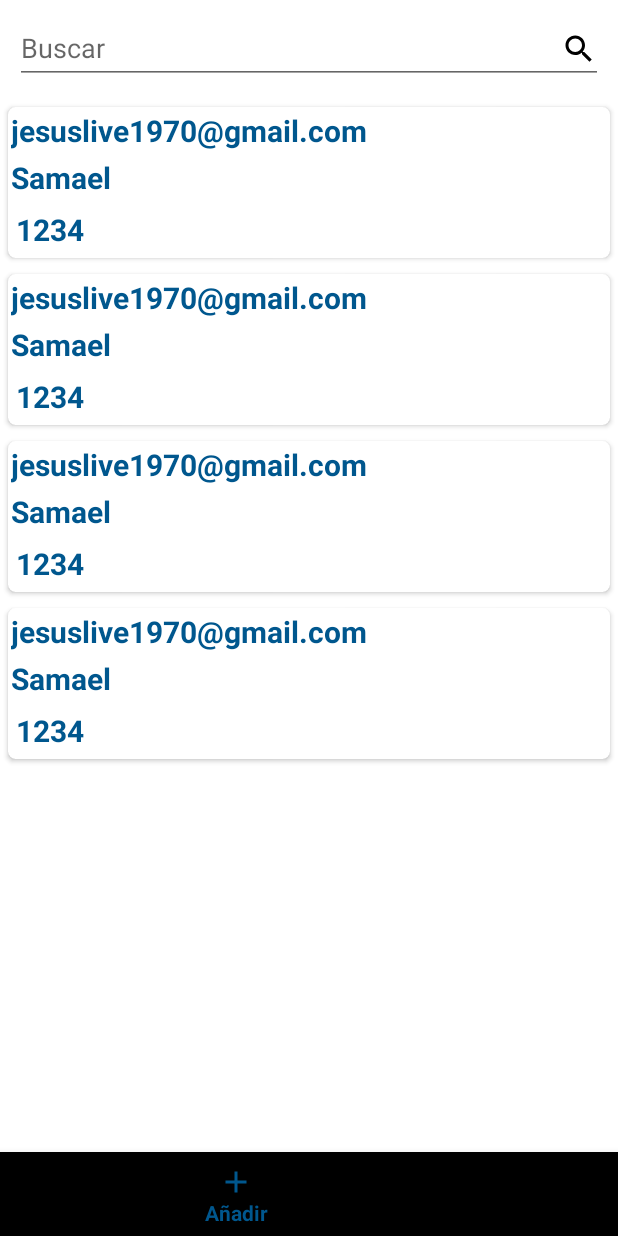
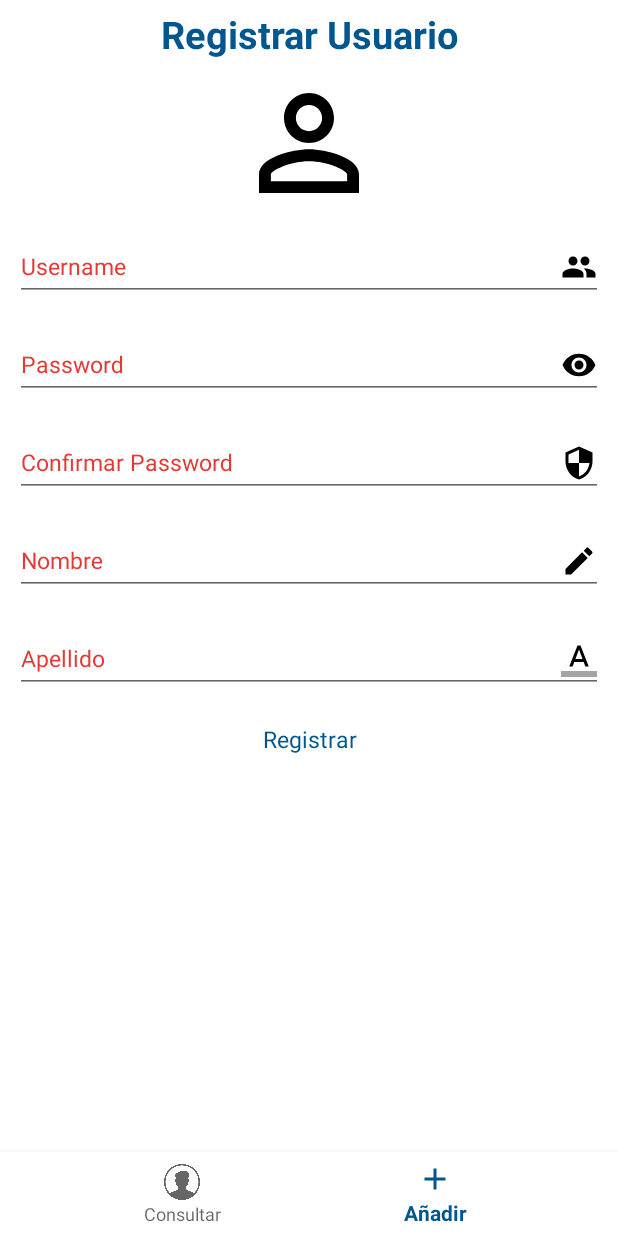
Before and after one commit to Sammy7248/MiTiendita, an Android app: the fragment Usuarios shown on its own in the app's theme, item 2 of the bottom bar chosen, on a phone screen of 412 x 824 dp. Run offline under Robolectric (Android 15) with nearby library versions, the light colour scheme and no system bars; our stand-ins replace Firebase (no records; nobody signed in at launch, a user with empty details on screens opened directly).

Commit message:
Add form for user registration in firebase, read database records and display them in cardview

```diff
--- /dev/null
+++ b/app/src/main/java/com/navigation/samael_pc/navigation/Add_user.java
@@ -0,0 +1,82 @@
+package com.navigation.samael_pc.navigation;
+
+import android.content.Context;
+import android.net.Uri;
+import android.os.Bundle;
+import android.support.design.widget.TextInputEditText;
+import android.support.v4.app.Fragment;
+import android.view.LayoutInflater;
+import android.view.View;
+import android.view.ViewGroup;
+import android.widget.TextView;
+import android.widget.Toast;
+
+import com.google.firebase.database.DatabaseReference;
+
+
+public class Add_user extends Fragment {
+
+    General general = General.getInstance();
+    DatabaseReference child;
+    TextInputEditText username, password, nombre, apellido, confirm_password;
+    TextView register;
+
+    @Override
+    public View onCreateView(LayoutInflater inflater, ViewGroup container,
+                             Bundle savedInstanceState) {
+        // Inflate the layout for this fragment
+        final View view = inflater.inflate(R.layout.fragment_add_user, container, false);
+        child = general.reference.child("Usuarios");
+        username = view.findViewById(R.id.username);
+        password = view.findViewById(R.id.user_password);
+        nombre = view.findViewById(R.id.name);
+        apellido = view.findViewById(R.id.apellido_user);
+        register = view.findViewById(R.id.user_register);
+        confirm_password = view.findViewById(R.id.user_confirm_password);
+
+        register.setOnClickListener(new View.OnClickListener() {
+            @Override
+            public void onClick(View v) {
+                Usuario user = new Usuario(username.getText().toString(), password.getText().toString(), nombre.getText().toString(), apellido.getText().toString(), 1, false);
+                if(username.getText().toString().isEmpty()){
+                    username.setError("Vacio");
+                }
+                if(password.getText().toString().isEmpty()){
+                    password.setError("Vacio");
+                }
+                if(nombre.getText().toString().isEmpty()){
+                    nombre.setError("Vacio");
+                }
+                if(apellido.getText().toString().isEmpty()){
+                    apellido.setError("Vacio");
+                }
+                if(confirm_password.getText().toString().isEmpty()){
+                    confirm_password.setError("Vacio");
+                }
+                if(password.getText().toString().equals(confirm_password.getText().toString())){
+                    child.push().setValue(user);
+                    username.setText("");
+                    password.setText("");
+                    nombre.setText("");
+                    apellido.setText("");
+                    username.requestFocus();
+                    confirm_password.setText("");
+                    Toast.makeText(v.getContext(), "Usuario registrado correctamente", Toast.LENGTH_LONG).show();
+                }
+                else{
+                    Toast.makeText(view.getContext(), "Las contraseñas no son iguales", Toast.LENGTH_LONG).show();
+                    username.setText("");
+                    password.setText("");
+                    nombre.setText("");
+                    apellido.setText("");
+                    username.requestFocus();
+                    confirm_password.setText("");
+                }
+            }
+        });
+
+
+
+        return view;
+    }
+}
--- a/app/src/main/java/com/navigation/samael_pc/navigation/Consulta_User.java
+++ b/app/src/main/java/com/navigation/samael_pc/navigation/Consulta_User.java
@@ -2,12 +2,22 @@ package com.navigation.samael_pc.navigation;
 
 
 import android.os.Bundle;
+import android.support.annotation.NonNull;
 import android.support.v4.app.Fragment;
 import android.support.v7.widget.LinearLayoutManager;
 import android.support.v7.widget.RecyclerView;
+import android.util.Log;
 import android.view.LayoutInflater;
 import android.view.View;
 import android.view.ViewGroup;
+import android.widget.Toast;
+
+import com.google.firebase.database.DataSnapshot;
+import com.google.firebase.database.DatabaseError;
+import com.google.firebase.database.DatabaseReference;
+import com.google.firebase.database.FirebaseDatabase;
+import com.google.firebase.database.Query;
+import com.google.firebase.database.ValueEventListener;
 
 import java.util.ArrayList;
 import java.util.List;
@@ -21,7 +31,8 @@ public class Consulta_User extends Fragment {
 
     RecyclerView recycler_user;
     UserAdapter adapter;
-    List<Usuario> user_list;
+    General general = General.getInstance();
+    ArrayList<Usuario> all_users;
 
     public Consulta_User() {
         // Required empty public constructor
@@ -32,18 +43,38 @@ public class Consulta_User extends Fragment {
     public View onCreateView(LayoutInflater inflater, ViewGroup container,
                              Bundle savedInstanceState) {
         // Inflate the layout for this fragment
-        View view = inflater.inflate(R.layout.fragment_consulta__user, container, false);
-        user_list = new ArrayList<>();
+        final View view = inflater.inflate(R.layout.fragment_consulta__user, container, false);
+        all_users = new ArrayList<>();
         recycler_user = view.findViewById(R.id.recycler_users);
         //recycler_user.setHasFixedSize(true);
         recycler_user.setLayoutManager(new LinearLayoutManager(view.getContext()));
-        user_list.add(new Usuario("jesuslive1970@gmail.com", "Molj7248", "Samael", "Mora Lemus", 1234));
-        user_list.add(new Usuario("jesuslive1970@gmail.com", "Molj7248", "Samael", "Mora Lemus", 1234));
-        user_list.add(new Usuario("jesuslive1970@gmail.com", "Molj7248", "Samael", "Mora Lemus", 1234));
-        user_list.add(new Usuario("jesuslive1970@gmail.com", "Molj7248", "Samael", "Mora Lemus", 1234));
+        final ArrayList<Usuario> users = new ArrayList<>();
+        //Se hace la referencia al objeto de la bd
+        FirebaseDatabase database = FirebaseDatabase.getInstance();
+        DatabaseReference ref = database.getReference("Usuarios");
 
-        adapter = new UserAdapter(view.getContext(), user_list);
-        recycler_user.setAdapter(adapter);
+        //Query query = ref.child("Samael");
+        ref.addValueEventListener(new ValueEventListener() {
+            @Override
+            public void onDataChange(@NonNull DataSnapshot dataSnapshot) {
+                //Usuario user = dataSnapshot.getValue(Usuario.class);
+
+                for(DataSnapshot user_object: dataSnapshot.getChildren()){
+                    Usuario user = user_object.getValue(Usuario.class);
+                    //Log.i("Valor",user.getName());
+                    all_users.add(user);
+                }
+                adapter = new UserAdapter(view.getContext(), all_users);
+                recycler_user.setAdapter(adapter);
+
+            }
+
+            @Override
+            public void onCancelled(@NonNull DatabaseError databaseError) {
+
+            }
+        });
+
         return view;
     }
 
--- a/app/src/main/java/com/navigation/samael_pc/navigation/Home.java
+++ b/app/src/main/java/com/navigation/samael_pc/navigation/Home.java
@@ -28,8 +28,8 @@ public class Home extends Fragment {
     Button send;
     TextView show_text;
     EditText edit;
-    DatabaseReference reference = FirebaseDatabase.getInstance().getReference();
-    DatabaseReference myChild = reference.child("Mensaje");
+    //DatabaseReference reference = FirebaseDatabase.getInstance().getReference();
+    //DatabaseReference myChild = reference.child("Mensaje");
     CardView usuarios, productos, faltantes, estadisticas, bitacora;
     MenuItem item;
     General general;
@@ -102,7 +102,7 @@ public class Home extends Fragment {
         });
         /*-----------------------*/
 
-        reference.addValueEventListener(new ValueEventListener() {
+        general.reference.addValueEventListener(new ValueEventListener() {
             @Override
             public void onDataChange(@NonNull DataSnapshot dataSnapshot) {
 
--- a/app/src/main/java/com/navigation/samael_pc/navigation/Usuarios.java
+++ b/app/src/main/java/com/navigation/samael_pc/navigation/Usuarios.java
@@ -46,16 +46,16 @@ public class Usuarios extends Fragment {
                 }
 
                 if(id == R.id.add_user){
-                    Toast.makeText(getActivity(), "Añadir", Toast.LENGTH_LONG).show();
+                    manager.beginTransaction().replace(R.id.cont_user, new Add_user()).commit();
                 }
 
-                if(id == R.id.remove_user){
+                /*if(id == R.id.remove_user){
                     Toast.makeText(getActivity(), "Eliminar", Toast.LENGTH_LONG).show();
                 }
 
                 if(id == R.id.edit_user){
                     Toast.makeText(getActivity(), "Editar", Toast.LENGTH_LONG).show();
-                }
+                }*/
                 return true;
             }
         });
--- /dev/null
+++ b/app/src/main/res/drawable/ic_apellido.xml
@@ -0,0 +1,13 @@
+<vector xmlns:android="http://schemas.android.com/apk/res/android"
+        android:width="24dp"
+        android:height="24dp"
+        android:viewportWidth="24.0"
+        android:viewportHeight="24.0">
+    <path
+        android:fillColor="#FF000000"
+        android:pathData="M0,20h24v4H0z"
+        android:fillAlpha=".36"/>
+    <path
+        android:fillColor="#FF000000"
+        android:pathData="M11,3L5.5,17h2.25l1.12,-3h6.25l1.12,3h2.25L13,3h-2zM9.62,12L12,5.67 14.38,12L9.62,12z"/>
+</vector>
--- /dev/null
+++ b/app/src/main/res/drawable/ic_remove_red_eye_black_24dp.xml
@@ -0,0 +1,9 @@
+<vector xmlns:android="http://schemas.android.com/apk/res/android"
+        android:width="24dp"
+        android:height="24dp"
+        android:viewportWidth="24.0"
+        android:viewportHeight="24.0">
+    <path
+        android:fillColor="#FF000000"
+        android:pathData="M12,4.5C7,4.5 2.73,7.61 1,12c1.73,4.39 6,7.5 11,7.5s9.27,-3.11 11,-7.5c-1.73,-4.39 -6,-7.5 -11,-7.5zM12,17c-2.76,0 -5,-2.24 -5,-5s2.24,-5 5,-5 5,2.24 5,5 -2.24,5 -5,5zM12,9c-1.66,0 -3,1.34 -3,3s1.34,3 3,3 3,-1.34 3,-3 -1.34,-3 -3,-3z"/>
+</vector>
--- /dev/null
+++ b/app/src/main/res/drawable/ic_security.xml
@@ -0,0 +1,9 @@
+<vector xmlns:android="http://schemas.android.com/apk/res/android"
+        android:width="24dp"
+        android:height="24dp"
+        android:viewportWidth="24.0"
+        android:viewportHeight="24.0">
+    <path
+        android:fillColor="#FF000000"
+        android:pathData="M12,1L3,5v6c0,5.55 3.84,10.74 9,12 5.16,-1.26 9,-6.45 9,-12L21,5l-9,-4zM12,11.99h7c-0.53,4.12 -3.28,7.79 -7,8.94L12,12L5,12L5,6.3l7,-3.11v8.8z"/>
+</vector>
--- /dev/null
+++ b/app/src/main/res/drawable/ic_user_reg.xml
@@ -0,0 +1,9 @@
+<vector xmlns:android="http://schemas.android.com/apk/res/android"
+        android:width="24dp"
+        android:height="24dp"
+        android:viewportWidth="24.0"
+        android:viewportHeight="24.0">
+    <path
+        android:fillColor="#FF000000"
+        android:pathData="M12,5.9c1.16,0 2.1,0.94 2.1,2.1s-0.94,2.1 -2.1,2.1S9.9,9.16 9.9,8s0.94,-2.1 2.1,-2.1m0,9c2.97,0 6.1,1.46 6.1,2.1v1.1L5.9,18.1L5.9,17c0,-0.64 3.13,-2.1 6.1,-2.1M12,4C9.79,4 8,5.79 8,8s1.79,4 4,4 4,-1.79 4,-4 -1.79,-4 -4,-4zM12,13c-2.67,0 -8,1.34 -8,4v3h16v-3c0,-2.66 -5.33,-4 -8,-4z"/>
+</vector>
--- /dev/null
+++ b/app/src/main/res/layout/fragment_add_user.xml
@@ -0,0 +1,132 @@
+<?xml version="1.0" encoding="utf-8"?>
+<LinearLayout xmlns:android="http://schemas.android.com/apk/res/android"
+    xmlns:tools="http://schemas.android.com/tools"
+    android:layout_width="match_parent"
+    android:layout_height="match_parent"
+    android:orientation="vertical"
+    android:background="@color/white"
+    tools:context=".Add_user">
+
+    <TextView
+        android:layout_width="match_parent"
+        android:layout_height="wrap_content"
+        android:text="Registrar Usuario"
+        android:textSize="25dp"
+        android:gravity="center"
+        android:layout_margin="5dp"
+        android:textColor="@color/colorPrimary"
+        android:textStyle="bold"
+        >
+    </TextView>
+
+    <ImageView
+        android:layout_width="100dp"
+        android:layout_height="100dp"
+        android:src="@drawable/ic_user_reg"
+        android:layout_gravity="center"
+        >
+    </ImageView>
+
+    <android.support.design.widget.TextInputLayout
+        android:layout_width="match_parent"
+        android:layout_height="wrap_content"
+        >
+
+        <android.support.design.widget.TextInputEditText
+            android:id="@+id/username"
+            android:layout_width="match_parent"
+            android:layout_height="wrap_content"
+            android:layout_margin="10dp"
+            android:drawableRight="@drawable/ic_users"
+            android:hint="Username"
+            android:textColor="@color/colorPrimary"
+            android:inputType="textEmailAddress"
+            android:textSize="15dp"></android.support.design.widget.TextInputEditText>
+
+    </android.support.design.widget.TextInputLayout>
+
+    <android.support.design.widget.TextInputLayout
+        android:layout_width="match_parent"
+        android:layout_height="wrap_content"
+        >
+        <android.support.design.widget.TextInputEditText
+            android:layout_width="match_parent"
+            android:layout_height="wrap_content"
+            android:hint="Password"
+            android:drawableRight="@drawable/ic_remove_red_eye_black_24dp"
+            android:layout_margin="10dp"
+            android:inputType="textPassword"
+            android:textColor="@color/colorPrimary"
+            android:id="@+id/user_password"
+            android:textSize="15dp"
+            >
+        </android.support.design.widget.TextInputEditText>
+    </android.support.design.widget.TextInputLayout>
+
+    <android.support.design.widget.TextInputLayout
+        android:layout_width="match_parent"
+        android:layout_height="wrap_content"
+        >
+        <android.support.design.widget.TextInputEditText
+            android:layout_width="match_parent"
+            android:layout_height="wrap_content"
+            android:hint="Confirmar Password"
+            android:drawableRight="@drawable/ic_security"
+            android:layout_margin="10dp"
+            android:inputType="textPassword"
+            android:textColor="@color/colorPrimary"
+            android:id="@+id/user_confirm_password"
+            android:textSize="15dp"
+            >
+        </android.support.design.widget.TextInputEditText>
+    </android.support.design.widget.TextInputLayout>
+
+    <android.support.design.widget.TextInputLayout
+        android:layout_width="match_parent"
+        android:layout_height="wrap_content">
+        <android.support.design.widget.TextInputEditText
+            android:layout_width="match_parent"
+            android:layout_height="wrap_content"
+            android:hint="Nombre"
+            android:layout_margin="10dp"
+            android:id="@+id/name"
+            android:inputType="text"
+            android:textSize="15dp"
+            android:textColor="@color/colorPrimary"
+            android:drawableRight="@drawable/ic_mode_edit_user"
+            >
+        </android.support.design.widget.TextInputEditText>
+    </android.support.design.widget.TextInputLayout>
+
+    <android.support.design.widget.TextInputLayout
+        android:layout_width="match_parent"
+        android:layout_height="wrap_content"
+        >
+        <android.support.design.widget.TextInputEditText
+            android:layout_width="match_parent"
+            android:layout_height="wrap_content"
+            android:hint="Apellido"
+            android:layout_margin="10dp"
+            android:textSize="15dp"
+            android:inputType="text"
+            android:id="@+id/apellido_user"
+            android:drawableRight="@drawable/ic_apellido"
+            android:textColor="@color/colorPrimary"
+            >
+        </android.support.design.widget.TextInputEditText>
+    </android.support.design.widget.TextInputLayout>
+
+    <TextView
+        android:layout_width="match_parent"
+        android:layout_height="wrap_content"
+        android:text="Registrar"
+        android:textSize="15dp"
+        android:layout_margin="10dp"
+        android:gravity="center"
+        android:textColor="@color/colorPrimary"
+        android:id="@+id/user_register"
+        >
+    </TextView>
+
+    <!--String username, String password, String name, String apellido, Integer -->
+</LinearLayout>
--- a/app/src/main/res/layout/fragment_consulta__user.xml
+++ b/app/src/main/res/layout/fragment_consulta__user.xml
@@ -17,6 +17,7 @@
             android:id="@+id/search_user"
             android:layout_height="wrap_content"
             android:hint="Buscar"
+            android:textSize="15dp"
             android:textColor="@color/colorPrimary"
             android:layout_margin="10dp"
             android:inputType="text"
--- a/app/src/main/res/layout/fragment_usuarios.xml
+++ b/app/src/main/res/layout/fragment_usuarios.xml
@@ -21,6 +21,7 @@
         android:layout_gravity="bottom"
         android:id="@+id/botnav"
         design:menu="@menu/bottom"
+        android:background="@color/white"
         >
     </android.support.design.widget.BottomNavigationView>
 
--- a/app/src/main/res/menu/bottom.xml
+++ b/app/src/main/res/menu/bottom.xml
@@ -1,5 +1,5 @@
 <?xml version="1.0" encoding="utf-8"?>
-<menu xmlns:android="http://schemas.android.com/apk/res/android">
+<menu xmlns:android="http://schemas.android.com/apk/res/android"    >
     <item
         android:icon="@drawable/user"
         android:title="Consultar"
@@ -10,6 +10,7 @@
         android:title="Añadir"
         android:id="@+id/add_user"
         />
+    <!--
     <item
         android:icon="@drawable/ic_delete_user"
         android:title="Eliminar"
@@ -19,6 +20,6 @@
         android:icon="@drawable/ic_mode_edit_user"
         android:title="Editar"
         android:id="@+id/edit_user"
-        />
+        />-->
 
 </menu>
--- a/app/src/main/res/values/colors.xml
+++ b/app/src/main/res/values/colors.xml
@@ -4,4 +4,5 @@
     <color name="colorPrimaryDark">#114B5F</color>
     <color name="colorAccent">#028090</color>
     <color name="white">#FFF</color>
+    <color name="delete_value">#E53935</color>
 </resources>
--- a/app/src/main/res/values/styles.xml
+++ b/app/src/main/res/values/styles.xml
@@ -3,6 +3,7 @@
     <!-- Base application theme. -->
     <style name="AppTheme" parent="Theme.AppCompat.Light.NoActionBar">
         <item name="colorPrimary">@color/colorPrimary</item>
+        <item name="android:textColorHint">@color/delete_value</item>
     </style>
 
     <style name="AppTheme.NoActionBar">
```
Also changed, not shown: app/src/main/java/com/navigation/samael_pc/navigation/General.java (+7 -1 lines), app/src/main/java/com/navigation/samael_pc/navigation/UserAdapter.java (+27 -5 lines), app/src/main/java/com/navigation/samael_pc/navigation/Usuario.java (+15 -1 lines), app/src/main/res/layout/cardview.xml (+53 -11 lines).
